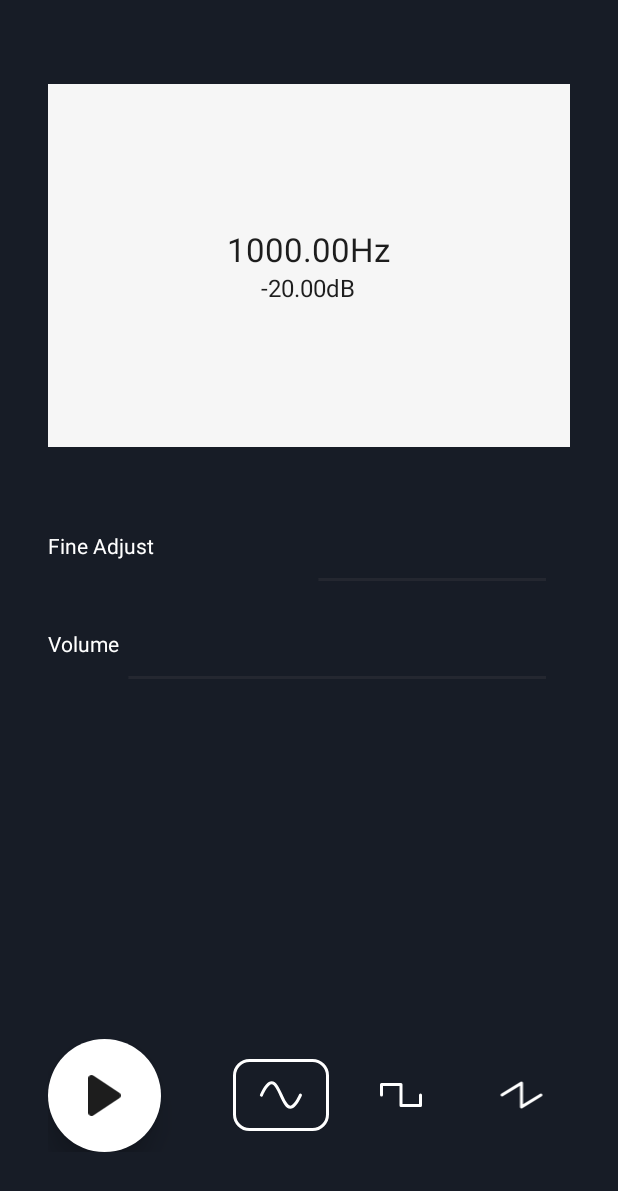
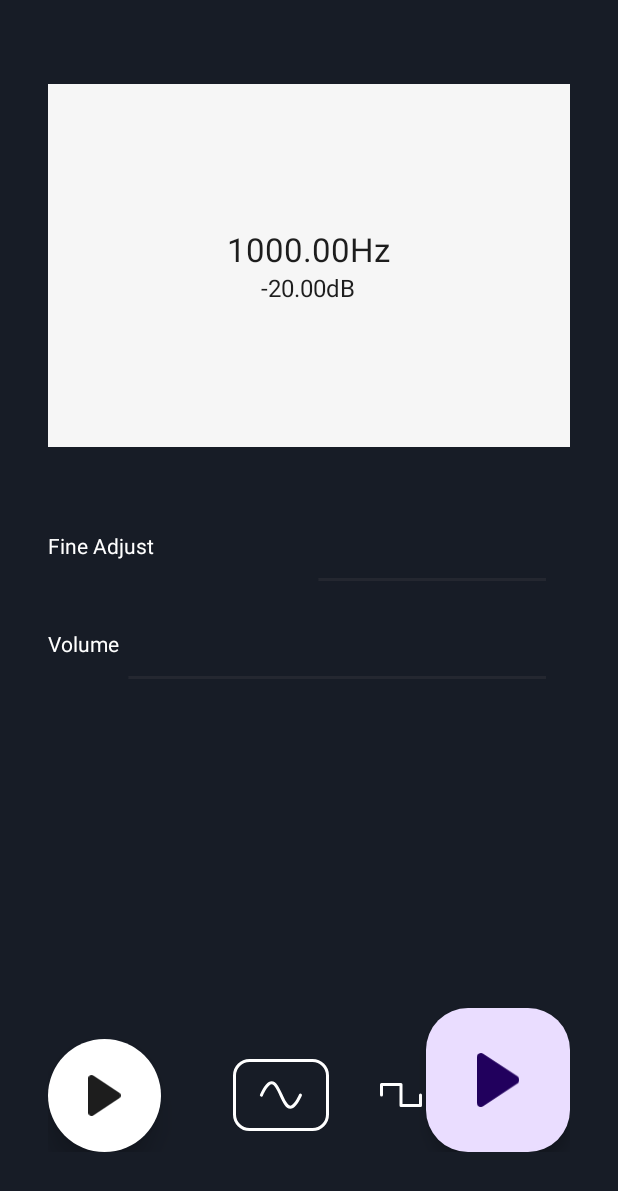
Before and after one commit to leicht-io/Signor, an Android app: the screen it shows after launch (MainActivity), on a phone screen of 412 x 824 dp. Shown: the top 1191 px of the screen. Run offline under Robolectric (Android 15) with nearby library versions, the phone set to English and light mode, and no system bars.

Commit message:
feat: migrated splashscreen to Material3.

```diff
--- a/app/build.gradle
+++ b/app/build.gradle
@@ -36,6 +36,7 @@ android {
 
 dependencies {
     implementation 'com.google.android.material:material:1.5.0'
+    implementation 'androidx.core:core-splashscreen:1.0.0-beta02'
     testImplementation 'junit:junit:4.13.2'
     androidTestImplementation 'androidx.test.ext:junit:1.1.3'
     androidTestImplementation 'androidx.test.espresso:espresso-core:3.4.0'
--- a/app/src/main/AndroidManifest.xml
+++ b/app/src/main/AndroidManifest.xml
@@ -8,18 +8,15 @@
         android:allowBackup="true"
         android:icon="@mipmap/ic_launcher"
         android:label="@string/app_name"
-        android:theme="@style/Theme.Signor">
+        android:theme="@style/Theme.App.Starting">
         <activity
-            android:name=".SplashScreenActivity"
+            android:name=".MainActivity"
             android:exported="true">
             <intent-filter>
                 <action android:name="android.intent.action.MAIN" />
                 <category android:name="android.intent.category.LAUNCHER" />
             </intent-filter>
         </activity>
-        <activity
-            android:name=".MainActivity"
-            android:exported="true"/>
     </application>
 
 </manifest>
--- a/app/src/main/java/leicht/io/signor/MainActivity.java
+++ b/app/src/main/java/leicht/io/signor/MainActivity.java
@@ -10,6 +10,7 @@ import android.widget.SeekBar;
 import android.widget.TextView;
 
 import androidx.appcompat.app.AppCompatActivity;
+import androidx.core.splashscreen.SplashScreen;
 
 import java.text.DecimalFormat;
 
@@ -43,8 +44,9 @@ public class MainActivity extends AppCompatActivity {
 
     @Override
     protected void onCreate(Bundle savedInstanceState) {
+        SplashScreen.installSplashScreen(this);
+
         super.onCreate(savedInstanceState);
-
         setContentView(R.layout.activity_main);
 
         frequencyDisplay = findViewById(R.id.frequencyDisplay);
--- a/app/src/main/java/leicht/io/signor/SplashScreenActivity.kt
+++ /dev/null
@@ -1,22 +0,0 @@
-package leicht.io.signor
-
-import android.app.Activity
-import android.content.Intent
-import android.os.Bundle
-import android.os.Handler
-import androidx.appcompat.app.AppCompatActivity
-
-class SplashScreenActivity : AppCompatActivity() {
-    override fun onCreate(savedInstanceState: Bundle?) {
-        super.onCreate(savedInstanceState)
-        setContentView(R.layout.activity_splash_screen)
-
-        Handler().postDelayed(Runnable { //This method will be executed once the timer is over
-            // Start your app activity_main activity
-            val i = Intent(this@SplashScreenActivity, MainActivity::class.java)
-            startActivity(i)
-            // close this activity
-            finish()
-        }, 3000)
-    }
-}
--- a/app/src/main/res/drawable/button_rounded_corner.xml
+++ b/app/src/main/res/drawable/button_rounded_corner.xml
@@ -1,7 +1,6 @@
 <?xml version="1.0" encoding="utf-8"?>
 
-<ripple xmlns:android="http://schemas.android.com/apk/res/android"
-    android:color="@color/ripple_color">
+<ripple xmlns:android="http://schemas.android.com/apk/res/android">
     <item>
         <shape android:shape="rectangle">
             <solid android:color="@color/white" />
--- a/app/src/main/res/drawable/main_background.xml
+++ b/app/src/main/res/drawable/main_background.xml
@@ -4,8 +4,8 @@
         <shape>
             <gradient
                 android:angle="30"
-                android:startColor="@color/background_start"
-                android:endColor="@color/background_end"
+                android:startColor="@color/background"
+                android:endColor="@color/background"
                 android:type="linear" />
         </shape>
     </item>
--- a/app/src/main/res/drawable/splash_screen_gradient.xml
+++ b/app/src/main/res/drawable/splash_screen_gradient.xml
@@ -4,6 +4,6 @@
     <gradient
         android:type="linear"
         android:angle="30"
-        android:startColor="@color/background_start"
-        android:endColor="@color/background_end" />
+        android:startColor="@color/background"
+        android:endColor="@color/background" />
 </shape>
--- a/app/src/main/res/layout/activity_main.xml
+++ b/app/src/main/res/layout/activity_main.xml
@@ -1,5 +1,5 @@
 <?xml version="1.0" encoding="utf-8"?>
-<RelativeLayout xmlns:android="http://schemas.android.com/apk/res/android"
+<androidx.coordinatorlayout.widget.CoordinatorLayout xmlns:android="http://schemas.android.com/apk/res/android"
     xmlns:app="http://schemas.android.com/apk/res-auto"
     xmlns:tools="http://schemas.android.com/tools"
     android:layout_width="match_parent"
@@ -10,6 +10,10 @@
     android:paddingTop="@dimen/padding_top_bottom"
     android:paddingRight="@dimen/padding_left_right"
     android:paddingBottom="@dimen/padding_top_bottom">
+
+    <RelativeLayout
+        android:layout_width="match_parent"
+        android:layout_height="match_parent">
 
         <RelativeLayout
             android:id="@+id/knobcontainer"
@@ -118,9 +122,8 @@
                 android:layout_toEndOf="@id/play">
 
                 <ImageButton
+                    android:id="@+id/sine"
                     style="?android:attr/borderlessButtonStyle"
-                android:stateListAnimator="@null"
-                android:id="@+id/sine"
                     android:layout_width="wrap_content"
                     android:layout_height="@dimen/wave_type_size"
                     android:layout_weight="1.0"
@@ -128,6 +131,7 @@
                     android:background="@drawable/image_button_states"
                     android:scaleType="fitCenter"
                     android:src="@drawable/ic_wave_sine"
+                    android:stateListAnimator="@null"
                     android:text="@string/sin"
                     tools:ignore="ContentDescription" />
 
@@ -159,3 +163,12 @@
             </LinearLayout>
         </RelativeLayout>
     </RelativeLayout>
+
+    <com.google.android.material.floatingactionbutton.FloatingActionButton
+        android:id="@+id/floating_action_button"
+        android:layout_width="wrap_content"
+        android:layout_height="wrap_content"
+        android:layout_gravity="bottom|end"
+        style="?attr/floatingActionButtonLargeStyle"
+        app:srcCompat="@drawable/ic_action_play" />
+</androidx.coordinatorlayout.widget.CoordinatorLayout>
--- a/app/src/main/res/layout/activity_splash_screen.xml
+++ /dev/null
@@ -1,15 +0,0 @@
-<?xml version="1.0" encoding="utf-8"?>
-<RelativeLayout
-    xmlns:android="http://schemas.android.com/apk/res/android"
-    xmlns:tools="http://schemas.android.com/tools"
-    android:layout_width="match_parent"
-    android:layout_height="match_parent">
-
-    <ImageView
-        android:elevation="10dp"
-        android:layout_centerInParent="true"
-        android:src="@mipmap/ic_launcher"
-        android:layout_width="wrap_content"
-        android:layout_height="wrap_content"
-        tools:ignore="ContentDescription,MissingConstraints" />
-</RelativeLayout>
--- a/app/src/main/res/values/colors.xml
+++ b/app/src/main/res/values/colors.xml
@@ -1,9 +1,6 @@
 <?xml version="1.0" encoding="utf-8"?>
 <resources>
     <color name="primary_text_color">#1D1D1D</color>
-    <color name="background_start">#171c26</color>
-    <color name="background_end">#171c26</color>
+    <color name="background">#171c26</color>
     <color name="white">#FFFFFFFF</color>
-
-    <color name="ripple_color">#CCCCCC</color>
 </resources>
--- a/app/src/main/res/values/themes.xml
+++ b/app/src/main/res/values/themes.xml
@@ -1,11 +1,18 @@
 <resources>
 
-    <style name="Theme.Signor" parent="AppBaseTheme">
+    <style name="Theme.App.Starting" parent="Theme.SplashScreen">
+        <item name="windowSplashScreenBackground">@color/background</item>
+        <item name="windowSplashScreenAnimatedIcon">@mipmap/ic_launcher</item>
+
+        <item name="postSplashScreenTheme">@style/Theme.App.Signor</item>
+    </style>
+
+    <style name="Theme.App.Signor" parent="AppBaseTheme">
         <item name="android:windowBackground">@drawable/splash_screen_gradient</item>
-        <item name="colorPrimary">@color/background_start</item>
-        <item name="colorPrimaryDark">@color/background_start</item>
-        <item name="colorAccent">@color/background_start</item>
-        <item name="android:statusBarColor">@color/background_start</item>
+        <item name="colorPrimary">@color/background</item>
+        <item name="colorPrimaryDark">@color/background</item>
+        <item name="colorAccent">@color/background</item>
+        <item name="android:statusBarColor">@color/background</item>
     </style>
 
 </resources>
```
Lines whose indentation alone changed are shown as unchanged.
